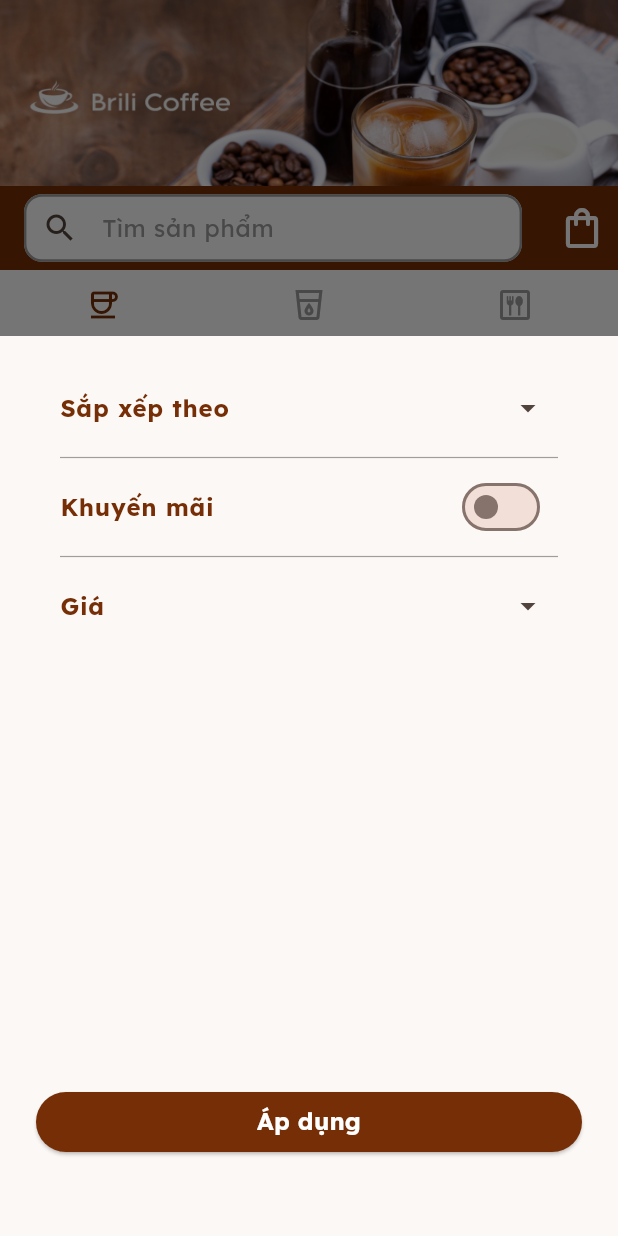
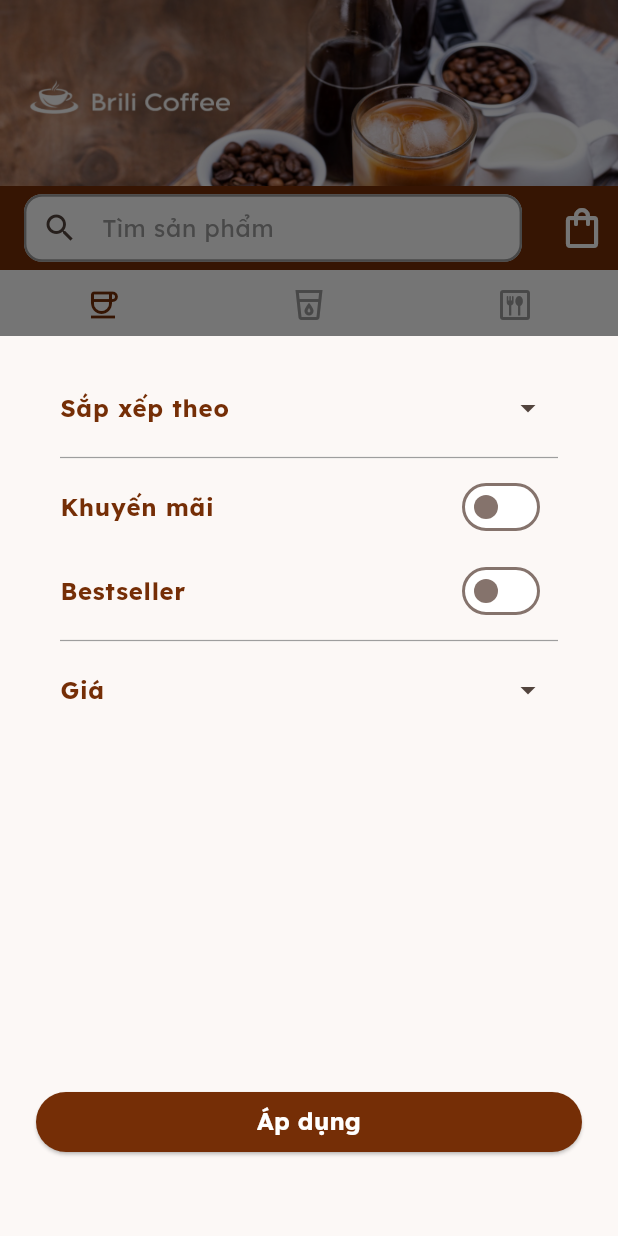
Before and after one commit to minhtun64/flutter-coffee-tea-shop-app, a Flutter app: the OrderPage screen opened directly, after a tap on "Lọc và sắp xếp", on a phone screen of 412 x 824 dp. Run offline on Flutter 3.47's test engine with Material 3 defaults, Android fonts, the phone set to English and light mode, and no system bars; our stand-ins replace carousel_slider, flutter_svg.

Commit message:
Add filter by Bestseller products

```diff
--- a/lib/modals/items.dart
+++ b/lib/modals/items.dart
@@ -5,6 +5,7 @@ class ProductItem {
   final String image;
   final String type;
   String oriPrice;
+  bool isBestseller;
 
   ProductItem({
     required this.id,
@@ -13,5 +14,6 @@ class ProductItem {
     required this.image,
     required this.type,
     this.oriPrice = '',
+    this.isBestseller = false,
   });
 }
--- a/lib/screens/order/order_screen.dart
+++ b/lib/screens/order/order_screen.dart
@@ -32,6 +32,7 @@ final List<ProductItem> productItems = [
     price: '29000',
     image: 'assets/images/products/coffee/coffee_2_1.jpeg',
     type: 'coffee',
+    isBestseller: true,
   ),
   ProductItem(
     id: '3',
--- a/lib/screens/order/widgets/order_sort_filter_modal.dart
+++ b/lib/screens/order/widgets/order_sort_filter_modal.dart
@@ -50,6 +50,7 @@ class _OrderSortFilterModalState extends State<OrderSortFilterModal> {
   }
 
   bool filterByDiscount = false;
+  bool filterByBestseller = false;
 
   // TextEditingController _minPriceController;
   // TextEditingController _maxPriceController;
@@ -153,6 +154,7 @@ class _OrderSortFilterModalState extends State<OrderSortFilterModal> {
                     title: const Text(AppStrings.promotion,
                         style: AppTheme.body_Medium_Bold),
                     trailing: Switch(
+                      inactiveTrackColor: Colors.white,
                       value: filterByDiscount,
                       onChanged: (value) {
                         setState(() {
@@ -163,11 +165,21 @@ class _OrderSortFilterModalState extends State<OrderSortFilterModal> {
                       },
                     ),
                   ),
-                  // const Padding(
-                  //   padding: EdgeInsets.all(16.0),
-                  //   child: Text(AppStrings.promotion,
-                  //       style: AppTheme.body_Medium_Bold),
-                  // ),
+                  ListTile(
+                    title: const Text(AppStrings.bestSeller,
+                        style: AppTheme.body_Medium_Bold),
+                    trailing: Switch(
+                      inactiveTrackColor: Colors.white,
+                      value: filterByBestseller,
+                      onChanged: (value) {
+                        setState(() {
+                          filterByBestseller = value;
+                          // Thực hiện logic lọc sản phẩm dựa trên giảm giá ở đây
+                          // Có thể cập nhật danh sách sản phẩm theo trạng thái mới (filterByDiscount)
+                        });
+                      },
+                    ),
+                  ),
                   const Divider(
                     color: Colors.grey,
                     thickness: 0.8,
@@ -318,11 +330,23 @@ class _OrderSortFilterModalState extends State<OrderSortFilterModal> {
           (a, b) => double.parse(b.price).compareTo(double.parse(a.price)));
     }
 
-    // Lọc sản phẩm giảm giá
+// Lọc sản phẩm giảm giá & bestseller
+    List<bool Function(ProductItem)> filters = [];
+
+    // Thêm điều kiện lọc sản phẩm giảm giá vào danh sách
     if (filterByDiscount) {
-      filteredItems =
-          filteredItems.where((product) => product.oriPrice != '').toList();
+      filters.add((product) => product.oriPrice != '');
     }
+
+    // Thêm điều kiện lọc sản phẩm bestseller vào danh sách
+    if (filterByBestseller) {
+      filters.add((product) => product.isBestseller);
+    }
+
+    // Lọc danh sách sản phẩm sử dụng các điều kiện
+    filteredItems = filteredItems.where((product) {
+      return filters.isEmpty || filters.any((filter) => filter(product));
+    }).toList();
 
     // Lọc theo giá
     filteredItems = filteredItems.where((product) {
```
Also changed, not shown: 10 other files.
